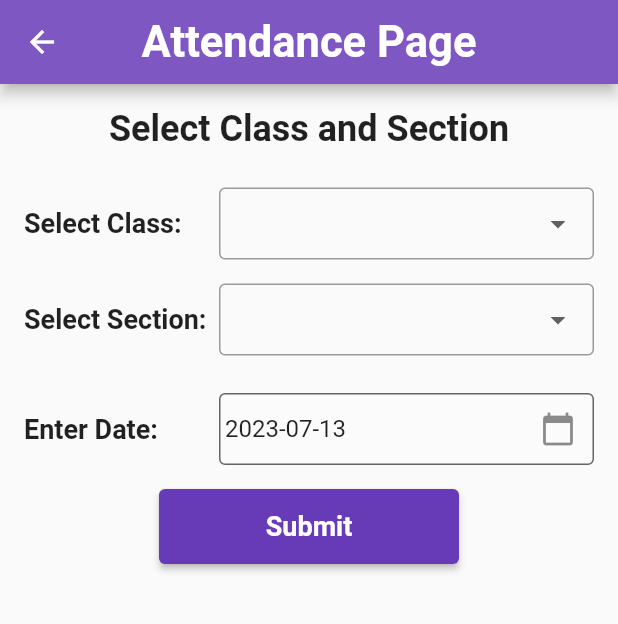
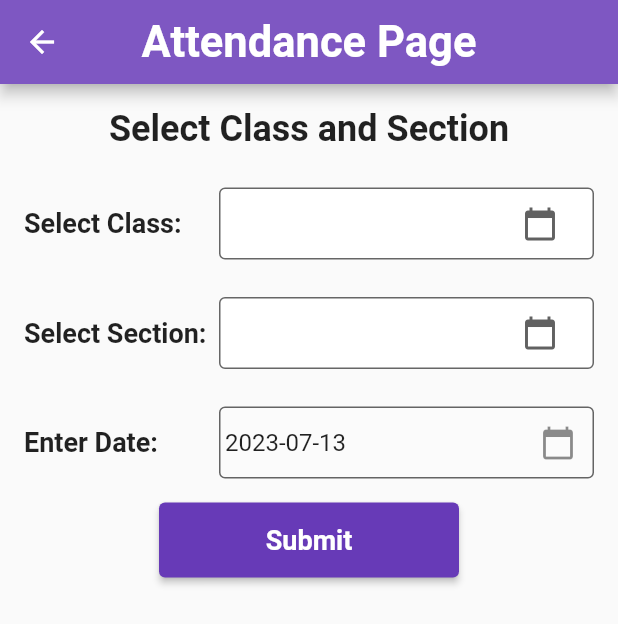
Before and after one commit to Joylinjoys/Schoolwale_Admin, a Flutter app: the Attendancefirst screen opened directly, on a phone screen of 412 x 824 dp. Shown: the top 624 px of the screen. Run offline on Flutter 3.47's test engine with Material 2 defaults, Android fonts, the phone set to English and light mode, and no system bars; our stand-ins replace cloud_firestore, firebase_auth, firebase_core, firebase_storage, image_picker, pinput; accounts and stored records are empty; key blocks and very long unbroken strings in the code were emptied for the run.

Commit message:
Comiited by joylinds

```diff
--- a/lib/screens/attedanceFirst.dart
+++ b/lib/screens/attedanceFirst.dart
@@ -31,6 +31,7 @@ class _AttendancefirstState extends State<Attendancefirst> {
         selectedDate = picked;
       });
   }
+
 
   List<String> classes = [
     'Class 1',
@@ -111,12 +112,28 @@ class _AttendancefirstState extends State<Attendancefirst> {
                             decoration: InputDecoration(
                               border: OutlineInputBorder(),
                               contentPadding: EdgeInsets.symmetric(vertical: 8, horizontal: 4),
+                            filled: true,
+                            fillColor: Colors.white,
+                            // border: OutlineInputBorder(
+                            //   borderRadius: BorderRadius.circular(8.0),
+                            //   borderSide: BorderSide.none,
+                            // ),
+                            // contentPadding: EdgeInsets.symmetric(
+                            //   vertical: 12.0,
+                            //   horizontal: 16.0,
+                            // ),
+                            suffixIcon: IconButton(
+                              onPressed: () => _selectDate(context),
+                              icon: Icon(Icons.calendar_today),
                             ),
                           ),
+                          onTap: () => _selectDate(context),
                         ),
+                      ),
+
                       ],
                     ),
-                    SizedBox(height: 16),
+                    SizedBox(height: 25),
                     Row(
                       mainAxisAlignment: MainAxisAlignment.spaceBetween,
                       children: [
@@ -143,9 +160,25 @@ class _AttendancefirstState extends State<Attendancefirst> {
                             decoration: InputDecoration(
                               border: OutlineInputBorder(),
                               contentPadding: EdgeInsets.symmetric(vertical: 8, horizontal: 4),
+                            filled: true,
+                            fillColor: Colors.white,
+                            // border: OutlineInputBorder(
+                            //   borderRadius: BorderRadius.circular(8.0),
+                            //   borderSide: BorderSide.none,
+                            // ),
+                            // contentPadding: EdgeInsets.symmetric(
+                            //   vertical: 12.0,
+                            //   horizontal: 16.0,
+                            // ),
+                            suffixIcon: IconButton(
+                              onPressed: () => _selectDate(context),
+                              icon: Icon(Icons.calendar_today),
                             ),
                           ),
+                          onTap: () => _selectDate(context),
                         ),
+                      ),
+
                       ],
                     ),
                     SizedBox(height: 25),
--- a/lib/screens/dashboard_screen.dart
+++ b/lib/screens/dashboard_screen.dart
@@ -215,7 +215,7 @@ class _DashboardScreenState extends State<DashboardScreen> {
                     Navigator.push(
                       context,
                       MaterialPageRoute(
-                        builder: (context) => AddPageList(),
+                        builder: (context) => AddPageList(classList: [],),
                       ),
                     );
                   },
--- a/lib/screens/navigation_screen.dart
+++ b/lib/screens/navigation_screen.dart
@@ -1,5 +1,6 @@
 import 'package:flutter/material.dart';
 import 'package:web_dashboard_app_tut/screens/aboutschool.dart';
+import 'package:web_dashboard_app_tut/screens/attedanceFirst.dart';
 import 'package:web_dashboard_app_tut/screens/teachers.dart';
 import 'UploadNotes.dart';
 import 'addEvents.dart';
@@ -30,6 +31,7 @@ class _NavigationScreenState extends State<NavigationScreen> {
     Resultfirst(),
     TeacherPage(),
     Student_main(),
+    Attendancefirst(),
     EventsPage(),
     AnnouncementsPage(),
     UploadNotes(),
```
Also changed, not shown: lib/screens/attendanceRegLIst.dart (+33 -54 lines), lib/widgets/AttedanceRegNo.dart (+3 -4 lines).
